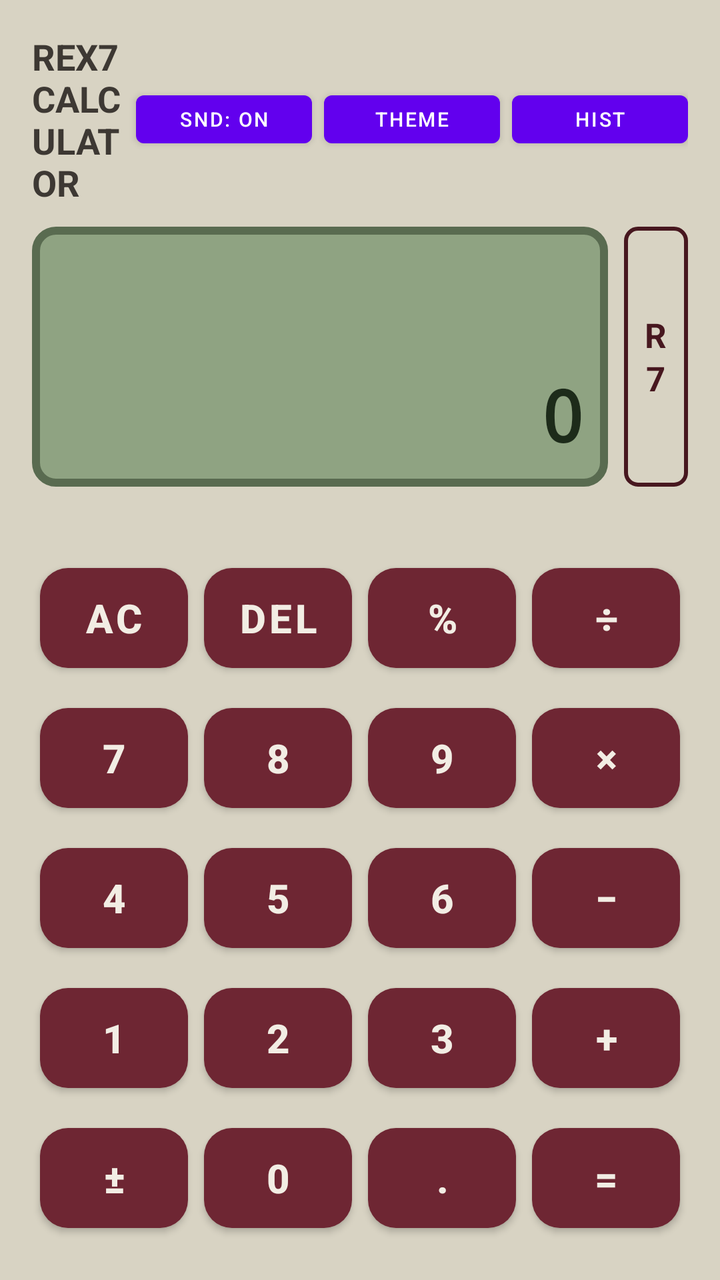
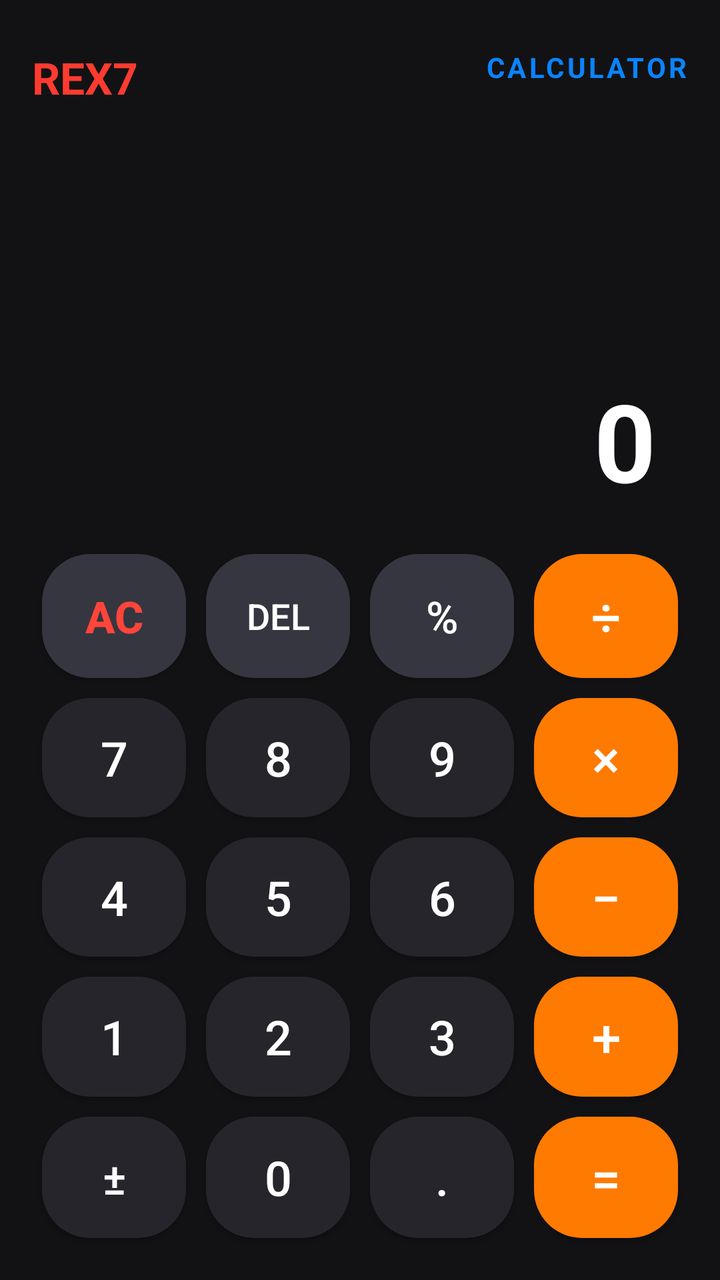

Compare the two renders of this Android layout. The source of the first and the diff that turns it into the second are given below.
<!-- AndroidManifest.xml: application theme Theme.REX7Calculator -->
<!-- res/layout/activity_main.xml -->
<?xml version="1.0" encoding="utf-8"?>
<LinearLayout xmlns:android="http://schemas.android.com/apk/res/android"
    android:id="@+id/mainLayout"
    android:layout_width="match_parent"
    android:layout_height="match_parent"
    android:orientation="vertical"
    android:padding="16dp"
    android:background="@color/nokia_body">

    
    <LinearLayout
        android:layout_width="match_parent"
        android:layout_height="wrap_content"
        android:gravity="center_vertical"
        android:orientation="horizontal"
        android:paddingBottom="10dp">

        <TextView
            android:id="@+id/tvBrand"
            android:layout_width="0dp"
            android:layout_height="wrap_content"
            android:layout_weight="1"
            android:text="REX7 CALCULATOR"
            android:textStyle="bold"
            android:textSize="18sp"
            android:textColor="#3D3833" />

        <Button
            android:id="@+id/btnSoundToggle"
            android:layout_width="wrap_content"
            android:layout_height="36dp"
            android:text="SND: ON"
            android:textSize="10sp"
            android:layout_marginEnd="6dp" />

        <Button
            android:id="@+id/btnThemeToggle"
            android:layout_width="wrap_content"
            android:layout_height="36dp"
            android:text="THEME"
            android:textSize="10sp"
            android:layout_marginEnd="6dp" />

        <Button
            android:id="@+id/btnHistory"
            android:layout_width="wrap_content"
            android:layout_height="36dp"
            android:text="HIST"
            android:textSize="10sp" />
    </LinearLayout>

    
    <LinearLayout
        android:layout_width="match_parent"
        android:layout_height="130dp"
        android:orientation="horizontal">

        <LinearLayout
            android:id="@+id/lcdScreen"
            android:layout_width="0dp"
            android:layout_height="match_parent"
            android:layout_weight="1"
            android:background="@drawable/retro_lcd_border"
            android:orientation="vertical"
            android:padding="12dp"
            android:gravity="bottom|end">

            <TextView
                android:id="@+id/tvExpression"
                android:layout_width="match_parent"
                android:layout_height="wrap_content"
                android:gravity="end"
                android:singleLine="true"
                android:textColor="@color/nokia_lcd_text"
                android:textSize="18sp"
                android:fontFamily="monospace" />

            <TextView
                android:id="@+id/tvResult"
                android:layout_width="match_parent"
                android:layout_height="wrap_content"
                android:gravity="end"
                android:text="0"
                android:singleLine="true"
                android:textColor="@color/nokia_lcd_text"
                android:textSize="36sp"
                android:textStyle="bold"
                android:fontFamily="monospace" />
        </LinearLayout>

        
        <LinearLayout
            android:layout_width="32dp"
            android:layout_height="match_parent"
            android:layout_marginStart="8dp"
            android:gravity="center"
            android:background="@drawable/retro_badge_border"
            android:orientation="vertical">

            <TextView
                android:id="@+id/tvSideBadge"
                android:layout_width="wrap_content"
                android:layout_height="wrap_content"
                android:text="R\n7"
                android:lineSpacingExtra="2dp"
                android:gravity="center"
                android:textStyle="bold"
                android:textSize="17sp"
                android:textColor="@color/nokia_badge" />
        </LinearLayout>
    </LinearLayout>

    <View
        android:layout_width="match_parent"
        android:layout_height="0dp"
        android:layout_weight="1" />

    
    <GridLayout
        android:id="@+id/keypad"
        android:layout_width="match_parent"
        android:layout_height="wrap_content"
        android:columnCount="4"
        android:rowCount="5"
        android:alignmentMode="alignMargins">

        <Button android:id="@+id/btnAC" android:text="AC" style="@style/RetroBtn" />
        <Button android:id="@+id/btnDel" android:text="DEL" style="@style/RetroBtn" />
        <Button android:id="@+id/btnPercent" android:text="%" style="@style/RetroBtn" />
        <Button android:id="@+id/btnDiv" android:text="÷" style="@style/RetroBtn" />

        <Button android:id="@+id/btn7" android:text="7" style="@style/RetroBtn" />
        <Button android:id="@+id/btn8" android:text="8" style="@style/RetroBtn" />
        <Button android:id="@+id/btn9" android:text="9" style="@style/RetroBtn" />
        <Button android:id="@+id/btnMul" android:text="×" style="@style/RetroBtn" />

        <Button android:id="@+id/btn4" android:text="4" style="@style/RetroBtn" />
        <Button android:id="@+id/btn5" android:text="5" style="@style/RetroBtn" />
        <Button android:id="@+id/btn6" android:text="6" style="@style/RetroBtn" />
        <Button android:id="@+id/btnSub" android:text="−" style="@style/RetroBtn" />

        <Button android:id="@+id/btn1" android:text="1" style="@style/RetroBtn" />
        <Button android:id="@+id/btn2" android:text="2" style="@style/RetroBtn" />
        <Button android:id="@+id/btn3" android:text="3" style="@style/RetroBtn" />
        <Button android:id="@+id/btnAdd" android:text="+" style="@style/RetroBtn" />

        <Button android:id="@+id/btnPlusMinus" android:text="±" style="@style/RetroBtn" />
        <Button android:id="@+id/btn0" android:text="0" style="@style/RetroBtn" />
        <Button android:id="@+id/btnDot" android:text="." style="@style/RetroBtn" />
        <Button android:id="@+id/btnEquals" android:text="=" style="@style/RetroBtn" />
    </GridLayout>

</LinearLayout>
<!-- resources referenced by this layout -->
<resources>
  <color name="nokia_badge">#47171F</color>
  <color name="nokia_body">#D8D3C3</color>
  <color name="nokia_lcd_text">#1D2B1A</color>
  <!-- drawable retro_badge_border (drawable) -->
  <?xml version="1.0" encoding="utf-8"?>
  <shape xmlns:android="http://schemas.android.com/apk/res/android">
      <solid android:color="#00000000" />
      <stroke android:width="2dp" android:color="#47171F" />
      <corners android:radius="6dp" />
  </shape>
  <!-- drawable retro_lcd_border (drawable) -->
  <?xml version="1.0" encoding="utf-8"?>
  <shape xmlns:android="http://schemas.android.com/apk/res/android"
      android:shape="rectangle">
      <solid android:color="@color/nokia_lcd" />
      <corners android:radius="10dp" />
      <stroke android:width="4dp" android:color="#596B50" />
  </shape>
  <style name="RetroBtn" parent="Widget.MaterialComponents.Button">
          <item name="android:layout_width">0dp</item>
          <item name="android:layout_height">62dp</item>
          <item name="android:layout_columnWeight">1</item>
          <item name="android:layout_margin">4dp</item>
          <item name="android:textSize">20sp</item>
          <item name="android:textStyle">bold</item>
          <item name="android:textColor">@color/nokia_btn_text</item>
          <item name="backgroundTint">@color/nokia_btn</item>
          <item name="cornerRadius">14dp</item>
          <item name="elevation">4dp</item>
      </style>
  <style name="Theme.REX7Calculator" parent="Theme.MaterialComponents.DayNight.NoActionBar">
          <item name="android:statusBarColor">#1D2B1A</item>
          <item name="android:windowBackground">@color/nokia_body</item>
      </style>
  <color name="nokia_lcd">#8FA382</color>
  <color name="nokia_btn_text">#F2EDE4</color>
  <color name="nokia_btn">#6E2633</color>
</resources>

<!-- the commit's change to res/layout/activity_main.xml (unified diff, before → after) -->
@@ -1,153 +1,171 @@
 <?xml version="1.0" encoding="utf-8"?>
 <LinearLayout xmlns:android="http://schemas.android.com/apk/res/android"
-    android:id="@+id/mainLayout"
     android:layout_width="match_parent"
     android:layout_height="match_parent"
     android:orientation="vertical"
-    android:padding="16dp"
-    android:background="@color/nokia_body">
+    android:background="@color/bg_main"
+    android:padding="16dp">
+
+    
+    <RelativeLayout
+        android:layout_width="match_parent"
+        android:layout_height="wrap_content"
+        android:paddingTop="8dp"
+        android:paddingBottom="12dp">
+
+        <TextView
+            android:layout_width="wrap_content"
+            android:layout_height="wrap_content"
+            android:text="REX7"
+            android:textColor="@color/brand_rex"
+            android:textSize="22sp"
+            android:textStyle="bold" />
+
+        <TextView
+            android:layout_width="wrap_content"
+            android:layout_height="wrap_content"
+            android:layout_alignParentEnd="true"
+            android:text="CALCULATOR"
+            android:textColor="@color/accent_blue"
+            android:textSize="14sp"
+            android:textStyle="bold"
+            android:letterSpacing="0.1" />
+    </RelativeLayout>
 
     
     <LinearLayout
         android:layout_width="match_parent"
-        android:layout_height="wrap_content"
-        android:gravity="center_vertical"
-        android:orientation="horizontal"
-        android:paddingBottom="10dp">
+        android:layout_height="0dp"
+        android:layout_weight="1"
+        android:gravity="bottom|end"
+        android:orientation="vertical"
+        android:padding="16dp">
 
         <TextView
-            android:id="@+id/tvBrand"
-            android:layout_width="0dp"
+            android:id="@+id/tvExpression"
+            android:layout_width="wrap_content"
             android:layout_height="wrap_content"
-            android:layout_weight="1"
-            android:text="REX7 CALCULATOR"
+            android:text=""
+            android:textColor="@color/text_secondary"
+            android:textSize="28sp"
+            android:maxLines="2" />
+
+        <TextView
+            android:id="@+id/tvResult"
+            android:layout_width="wrap_content"
+            android:layout_height="wrap_content"
+            android:text="0"
+            android:textColor="@color/text_primary"
+            android:textSize="54sp"
             android:textStyle="bold"
-            android:textSize="18sp"
-            android:textColor="#3D3833" />
-
-        <Button
-            android:id="@+id/btnSoundToggle"
-            android:layout_width="wrap_content"
-            android:layout_height="36dp"
-            android:text="SND: ON"
-            android:textSize="10sp"
-            android:layout_marginEnd="6dp" />
-
-        <Button
-            android:id="@+id/btnThemeToggle"
-            android:layout_width="wrap_content"
-            android:layout_height="36dp"
-            android:text="THEME"
-            android:textSize="10sp"
-            android:layout_marginEnd="6dp" />
-
-        <Button
-            android:id="@+id/btnHistory"
-            android:layout_width="wrap_content"
-            android:layout_height="36dp"
-            android:text="HIST"
-            android:textSize="10sp" />
+            android:maxLines="1" />
     </LinearLayout>
 
     
-    <LinearLayout
+    <TableLayout
         android:layout_width="match_parent"
-        android:layout_height="130dp"
-        android:orientation="horizontal">
-
-        <LinearLayout
-            android:id="@+id/lcdScreen"
-            android:layout_width="0dp"
-            android:layout_height="match_parent"
-            android:layout_weight="1"
-            android:background="@drawable/retro_lcd_border"
-            android:orientation="vertical"
-            android:padding="12dp"
-            android:gravity="bottom|end">
-
-            <TextView
-                android:id="@+id/tvExpression"
-                android:layout_width="match_parent"
-                android:layout_height="wrap_content"
-                android:gravity="end"
-                android:singleLine="true"
-                android:textColor="@color/nokia_lcd_text"
-                android:textSize="18sp"
-                android:fontFamily="monospace" />
-
-            <TextView
-                android:id="@+id/tvResult"
-                android:layout_width="match_parent"
-                android:layout_height="wrap_content"
-                android:gravity="end"
-                android:text="0"
-                android:singleLine="true"
-                android:textColor="@color/nokia_lcd_text"
-                android:textSize="36sp"
-                android:textStyle="bold"
-                android:fontFamily="monospace" />
-        </LinearLayout>
+        android:layout_height="0dp"
+        android:layout_weight="1.7"
+        android:stretchColumns="*">
 
         
-        <LinearLayout
-            android:layout_width="32dp"
-            android:layout_height="match_parent"
-            android:layout_marginStart="8dp"
-            android:gravity="center"
-            android:background="@drawable/retro_badge_border"
-            android:orientation="vertical">
+        <TableRow android:layout_width="match_parent" android:layout_height="0dp" android:layout_weight="1">
+            <androidx.appcompat.widget.AppCompatButton
+                android:id="@+id/btnAC" android:layout_width="0dp" android:layout_height="match_parent"
+                android:layout_margin="5dp" android:background="@drawable/btn_func_bg"
+                android:text="AC" android:textColor="#FF453A" android:textSize="22sp" android:textStyle="bold" />
+            <androidx.appcompat.widget.AppCompatButton
+                android:id="@+id/btnDel" android:layout_width="0dp" android:layout_height="match_parent"
+                android:layout_margin="5dp" android:background="@drawable/btn_func_bg"
+                android:text="DEL" android:textColor="@color/text_primary" android:textSize="18sp" />
+            <androidx.appcompat.widget.AppCompatButton
+                android:id="@+id/btnPercent" android:layout_width="0dp" android:layout_height="match_parent"
+                android:layout_margin="5dp" android:background="@drawable/btn_func_bg"
+                android:text="%" android:textColor="@color/text_primary" android:textSize="22sp" />
+            <androidx.appcompat.widget.AppCompatButton
+                android:id="@+id/btnDivide" android:layout_width="0dp" android:layout_height="match_parent"
+                android:layout_margin="5dp" android:background="@drawable/btn_op_bg"
+                android:text="÷" android:textColor="@color/text_primary" android:textSize="26sp" />
+        </TableRow>
 
-            <TextView
-                android:id="@+id/tvSideBadge"
-                android:layout_width="wrap_content"
-                android:layout_height="wrap_content"
-                android:text="R\n7"
-                android:lineSpacingExtra="2dp"
-                android:gravity="center"
-                android:textStyle="bold"
-                android:textSize="17sp"
-                android:textColor="@color/nokia_badge" />
-        </LinearLayout>
-    </LinearLayout>
+        
+        <TableRow android:layout_width="match_parent" android:layout_height="0dp" android:layout_weight="1">
+            <androidx.appcompat.widget.AppCompatButton
+                android:id="@+id/btn7" android:layout_width="0dp" android:layout_height="match_parent"
+                android:layout_margin="5dp" android:background="@drawable/btn_num_bg"
+                android:text="7" android:textColor="@color/text_primary" android:textSize="24sp" />
+            <androidx.appcompat.widget.AppCompatButton
+                android:id="@+id/btn8" android:layout_width="0dp" android:layout_height="match_parent"
+                android:layout_margin="5dp" android:background="@drawable/btn_num_bg"
+                android:text="8" android:textColor="@color/text_primary" android:textSize="24sp" />
+            <androidx.appcompat.widget.AppCompatButton
+                android:id="@+id/btn9" android:layout_width="0dp" android:layout_height="match_parent"
+                android:layout_margin="5dp" android:background="@drawable/btn_num_bg"
+                android:text="9" android:textColor="@color/text_primary" android:textSize="24sp" />
+            <androidx.appcompat.widget.AppCompatButton
+                android:id="@+id/btnMultiply" android:layout_width="0dp" android:layout_height="match_parent"
+                android:layout_margin="5dp" android:background="@drawable/btn_op_bg"
+                android:text="×" android:textColor="@color/text_primary" android:textSize="26sp" />
+        </TableRow>
 
-    <View
-        android:layout_width="match_parent"
-        android:layout_height="0dp"
-        android:layout_weight="1" />
+        
+        <TableRow android:layout_width="match_parent" android:layout_height="0dp" android:layout_weight="1">
+            <androidx.appcompat.widget.AppCompatButton
+                android:id="@+id/btn4" android:layout_width="0dp" android:layout_height="match_parent"
+                android:layout_margin="5dp" android:background="@drawable/btn_num_bg"
+                android:text="4" android:textColor="@color/text_primary" android:textSize="24sp" />
+            <androidx.appcompat.widget.AppCompatButton
+                android:id="@+id/btn5" android:layout_width="0dp" android:layout_height="match_parent"
+                android:layout_margin="5dp" android:background="@drawable/btn_num_bg"
+                android:text="5" android:textColor="@color/text_primary" android:textSize="24sp" />
+            <androidx.appcompat.widget.AppCompatButton
+                android:id="@+id/btn6" android:layout_width="0dp" android:layout_height="match_parent"
+                android:layout_margin="5dp" android:background="@drawable/btn_num_bg"
+                android:text="6" android:textColor="@color/text_primary" android:textSize="24sp" />
+            <androidx.appcompat.widget.AppCompatButton
+                android:id="@+id/btnMinus" android:layout_width="0dp" android:layout_height="match_parent"
+                android:layout_margin="5dp" android:background="@drawable/btn_op_bg"
+                android:text="−" android:textColor="@color/text_primary" android:textSize="26sp" />
+        </TableRow>
 
-    
-    <GridLayout
-        android:id="@+id/keypad"
-        android:layout_width="match_parent"
-        android:layout_height="wrap_content"
-        android:columnCount="4"
-        android:rowCount="5"
-        android:alignmentMode="alignMargins">
+        
+        <TableRow android:layout_width="match_parent" android:layout_height="0dp" android:layout_weight="1">
+            <androidx.appcompat.widget.AppCompatButton
+                android:id="@+id/btn1" android:layout_width="0dp" android:layout_height="match_parent"
+                android:layout_margin="5dp" android:background="@drawable/btn_num_bg"
+                android:text="1" android:textColor="@color/text_primary" android:textSize="24sp" />
+            <androidx.appcompat.widget.AppCompatButton
+                android:id="@+id/btn2" android:layout_width="0dp" android:layout_height="match_parent"
+                android:layout_margin="5dp" android:background="@drawable/btn_num_bg"
+                android:text="2" android:textColor="@color/text_primary" android:textSize="24sp" />
+            <androidx.appcompat.widget.AppCompatButton
+                android:id="@+id/btn3" android:layout_width="0dp" android:layout_height="match_parent"
+                android:layout_margin="5dp" android:background="@drawable/btn_num_bg"
+                android:text="3" android:textColor="@color/text_primary" android:textSize="24sp" />
+            <androidx.appcompat.widget.AppCompatButton
+                android:id="@+id/btnPlus" android:layout_width="0dp" android:layout_height="match_parent"
+                android:layout_margin="5dp" android:background="@drawable/btn_op_bg"
+                android:text="+" android:textColor="@color/text_primary" android:textSize="26sp" />
+        </TableRow>
 
-        <Button android:id="@+id/btnAC" android:text="AC" style="@style/RetroBtn" />
-        <Button android:id="@+id/btnDel" android:text="DEL" style="@style/RetroBtn" />
-        <Button android:id="@+id/btnPercent" android:text="%" style="@style/RetroBtn" />
-        <Button android:id="@+id/btnDiv" android:text="÷" style="@style/RetroBtn" />
-
-        <Button android:id="@+id/btn7" android:text="7" style="@style/RetroBtn" />
-        <Button android:id="@+id/btn8" android:text="8" style="@style/RetroBtn" />
-        <Button android:id="@+id/btn9" android:text="9" style="@style/RetroBtn" />
-        <Button android:id="@+id/btnMul" android:text="×" style="@style/RetroBtn" />
-
-        <Button android:id="@+id/btn4" android:text="4" style="@style/RetroBtn" />
-        <Button android:id="@+id/btn5" android:text="5" style="@style/RetroBtn" />
-        <Button android:id="@+id/btn6" android:text="6" style="@style/RetroBtn" />
-        <Button android:id="@+id/btnSub" android:text="−" style="@style/RetroBtn" />
-
-        <Button android:id="@+id/btn1" android:text="1" style="@style/RetroBtn" />
-        <Button android:id="@+id/btn2" android:text="2" style="@style/RetroBtn" />
-        <Button android:id="@+id/btn3" android:text="3" style="@style/RetroBtn" />
-        <Button android:id="@+id/btnAdd" android:text="+" style="@style/RetroBtn" />
-
-        <Button android:id="@+id/btnPlusMinus" android:text="±" style="@style/RetroBtn" />
-        <Button android:id="@+id/btn0" android:text="0" style="@style/RetroBtn" />
-        <Button android:id="@+id/btnDot" android:text="." style="@style/RetroBtn" />
-        <Button android:id="@+id/btnEquals" android:text="=" style="@style/RetroBtn" />
-    </GridLayout>
-
+        
+        <TableRow android:layout_width="match_parent" android:layout_height="0dp" android:layout_weight="1">
+            <androidx.appcompat.widget.AppCompatButton
+                android:id="@+id/btnToggleSign" android:layout_width="0dp" android:layout_height="match_parent"
+                android:layout_margin="5dp" android:background="@drawable/btn_num_bg"
+                android:text="±" android:textColor="@color/text_primary" android:textSize="22sp" />
+            <androidx.appcompat.widget.AppCompatButton
+                android:id="@+id/btn0" android:layout_width="0dp" android:layout_height="match_parent"
+                android:layout_margin="5dp" android:background="@drawable/btn_num_bg"
+                android:text="0" android:textColor="@color/text_primary" android:textSize="24sp" />
+            <androidx.appcompat.widget.AppCompatButton
+                android:id="@+id/btnDot" android:layout_width="0dp" android:layout_height="match_parent"
+                android:layout_margin="5dp" android:background="@drawable/btn_num_bg"
+                android:text="." android:textColor="@color/text_primary" android:textSize="24sp" />
+            <androidx.appcompat.widget.AppCompatButton
+                android:id="@+id/btnEqual" android:layout_width="0dp" android:layout_height="match_parent"
+                android:layout_margin="5dp" android:background="@drawable/btn_op_bg"
+                android:text="=" android:textColor="@color/text_primary" android:textSize="26sp" />
+        </TableRow>
+    </TableLayout>
 </LinearLayout>
<!-- resource entries referenced after the edit -->
@@ -1,41 +1,47 @@
 <!-- resources referenced by this layout -->
 <resources>
-  <color name="nokia_badge">#47171F</color>
-  <color name="nokia_body">#D8D3C3</color>
-  <color name="nokia_lcd_text">#1D2B1A</color>
-  <!-- drawable retro_badge_border (drawable) -->
+  <color name="accent_blue">#0A84FF</color>
+  <color name="bg_main">#121214</color>
+  <color name="brand_rex">#FF3B30</color>
+  <color name="text_primary">#FFFFFF</color>
+  <color name="text_secondary">#8E8E93</color>
+  <!-- drawable btn_func_bg (drawable) -->
   <?xml version="1.0" encoding="utf-8"?>
-  <shape xmlns:android="http://schemas.android.com/apk/res/android">
-      <solid android:color="#00000000" />
-      <stroke android:width="2dp" android:color="#47171F" />
-      <corners android:radius="6dp" />
-  </shape>
-  <!-- drawable retro_lcd_border (drawable) -->
+  <ripple xmlns:android="http://schemas.android.com/apk/res/android" android:color="#33FFFFFF">
+      <item>
+          <shape android:shape="rectangle">
+              <corners android:radius="24dp" />
+              <solid android:color="@color/btn_func_bg" />
+          </shape>
+      </item>
+  </ripple>
+  <!-- drawable btn_num_bg (drawable) -->
   <?xml version="1.0" encoding="utf-8"?>
-  <shape xmlns:android="http://schemas.android.com/apk/res/android"
-      android:shape="rectangle">
-      <solid android:color="@color/nokia_lcd" />
-      <corners android:radius="10dp" />
-      <stroke android:width="4dp" android:color="#596B50" />
-  </shape>
-  <style name="RetroBtn" parent="Widget.MaterialComponents.Button">
-          <item name="android:layout_width">0dp</item>
-          <item name="android:layout_height">62dp</item>
-          <item name="android:layout_columnWeight">1</item>
-          <item name="android:layout_margin">4dp</item>
-          <item name="android:textSize">20sp</item>
-          <item name="android:textStyle">bold</item>
-          <item name="android:textColor">@color/nokia_btn_text</item>
-          <item name="backgroundTint">@color/nokia_btn</item>
-          <item name="cornerRadius">14dp</item>
-          <item name="elevation">4dp</item>
+  <ripple xmlns:android="http://schemas.android.com/apk/res/android" android:color="#33FFFFFF">
+      <item>
+          <shape android:shape="rectangle">
+              <corners android:radius="24dp" />
+              <solid android:color="@color/btn_num_bg" />
+          </shape>
+      </item>
+  </ripple>
+  <!-- drawable btn_op_bg (drawable) -->
+  <?xml version="1.0" encoding="utf-8"?>
+  <ripple xmlns:android="http://schemas.android.com/apk/res/android" android:color="#33FFFFFF">
+      <item>
+          <shape android:shape="rectangle">
+              <corners android:radius="24dp" />
+              <solid android:color="@color/btn_op_bg" />
+          </shape>
+      </item>
+  </ripple>
+  <style name="Theme.REX7Calculator" parent="Theme.Material3.Dark.NoActionBar">
+          <item name="android:statusBarColor">#121214</item>
+          <item name="android:navigationBarColor">#121214</item>
+          <item name="android:windowLightStatusBar">false</item>
       </style>
-  <style name="Theme.REX7Calculator" parent="Theme.MaterialComponents.DayNight.NoActionBar">
-          <item name="android:statusBarColor">#1D2B1A</item>
-          <item name="android:windowBackground">@color/nokia_body</item>
-      </style>
-  <color name="nokia_lcd">#8FA382</color>
-  <color name="nokia_btn_text">#F2EDE4</color>
-  <color name="nokia_btn">#6E2633</color>
+  <color name="btn_func_bg">#363640</color>
+  <color name="btn_num_bg">#25252B</color>
+  <color name="btn_op_bg">#FF7A00</color>
 </resources>
 
